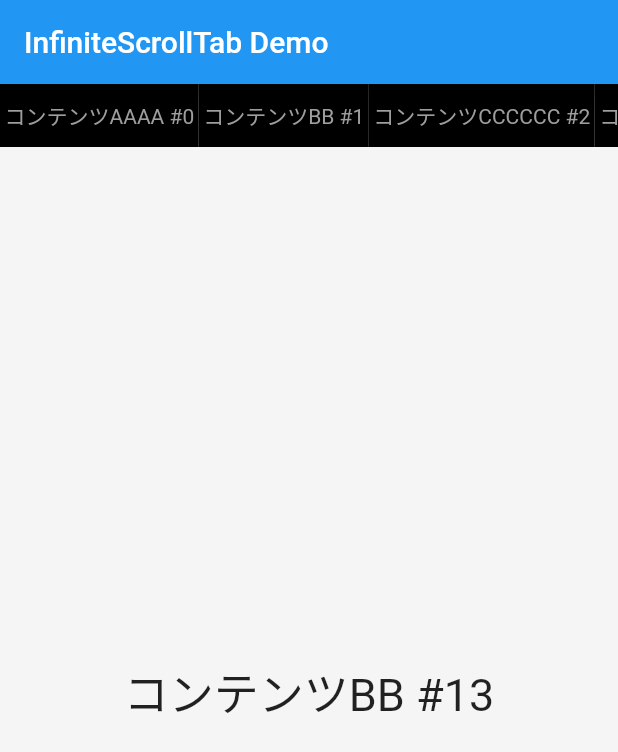
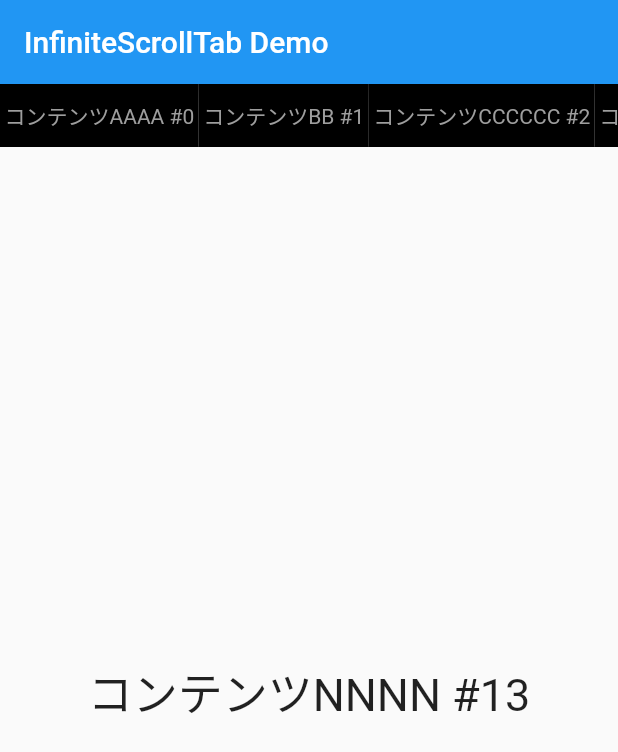
Before and after one commit to thaitani/flutter_infinite_scroll_tab, a Flutter app: the screen it shows after launch, on a phone screen of 412 x 824 dp. Shown: the top 752 px of the screen. Run offline on Flutter 3.47's test engine with Material 2 defaults, Android fonts, the phone set to English and light mode, and no system bars; drawn by our look-alikes of scroll_to_index.

Commit message:
データ増加

```diff
--- a/lib/main.dart
+++ b/lib/main.dart
@@ -29,6 +29,14 @@ const _contents = [
   'コンテンツD',
   'コンテンツEEEEEEE',
   'コンテンツFFFFF',
+  'コンテンツG',
+  'コンテンツH',
+  'コンテンツII',
+  'コンテンツJJJJ',
+  'コンテンツKKK',
+  'コンテンツLLLLL',
+  'コンテンツMMMMM',
+  'コンテンツNNNN',
 ];
 
 class HomePage extends StatelessWidget {
@@ -153,7 +161,7 @@ class __ContentState extends State<_Content> {
             border: Border(
               bottom: BorderSide(
                 color:
-                    index == _selectIndex ? Colors.black38 : Colors.transparent,
+                    index == _selectIndex ? Colors.white : Colors.transparent,
               ),
             ),
           ),
```
